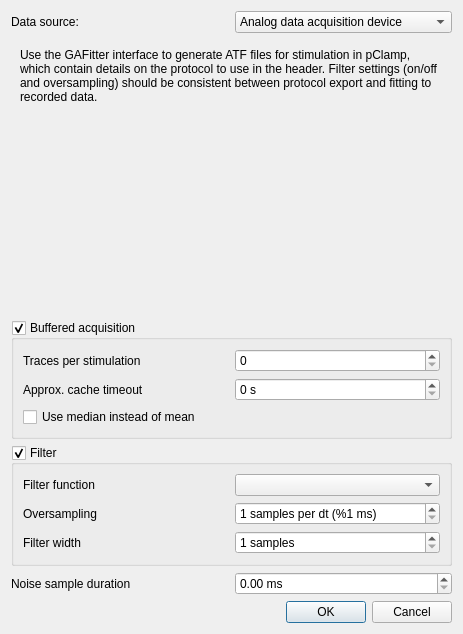
Above: src/gui/daqdialog.ui from CompEphys-team/rtdo before the change. Below: the same form after it.
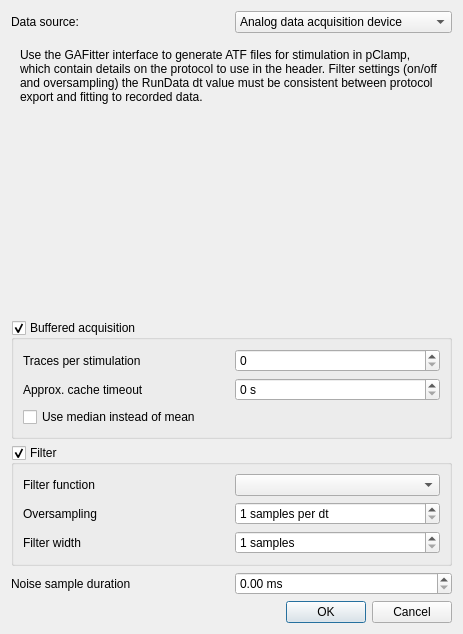
That is the form after the change. The open tabs and pages were chosen to show the change.

Commit message: Use RunData::dt instead of Project::dt() for DAQ and ExpLib stepping

Diff of the .ui file:
```diff
--- a/src/gui/daqdialog.ui
+++ b/src/gui/daqdialog.ui
@@ -37,7 +37,7 @@
        <item row="0" column="0">
         <widget class="QLabel" name="label_37">
          <property name="text">
-          <string>Use the GAFitter interface to generate ATF files for stimulation in pClamp, which contain details on the protocol to use in the header. Filter settings (on/off and oversampling) should be consistent between protocol export and fitting to recorded data.</string>
+          <string>Use the GAFitter interface to generate ATF files for stimulation in pClamp, which contain details on the protocol to use in the header. Filter settings (on/off and oversampling) the RunData dt value must be consistent between protocol export and fitting to recorded data.</string>
          </property>
          <property name="wordWrap">
           <bool>true</bool>
@@ -832,7 +832,7 @@
       <item row="1" column="1">
        <widget class="QSpinBox" name="samplesPerDt">
         <property name="suffix">
-         <string> samples per dt (%1 ms)</string>
+         <string> samples per dt</string>
         </property>
         <property name="minimum">
          <number>1</number>
```
The commit also changes 14 other files.
